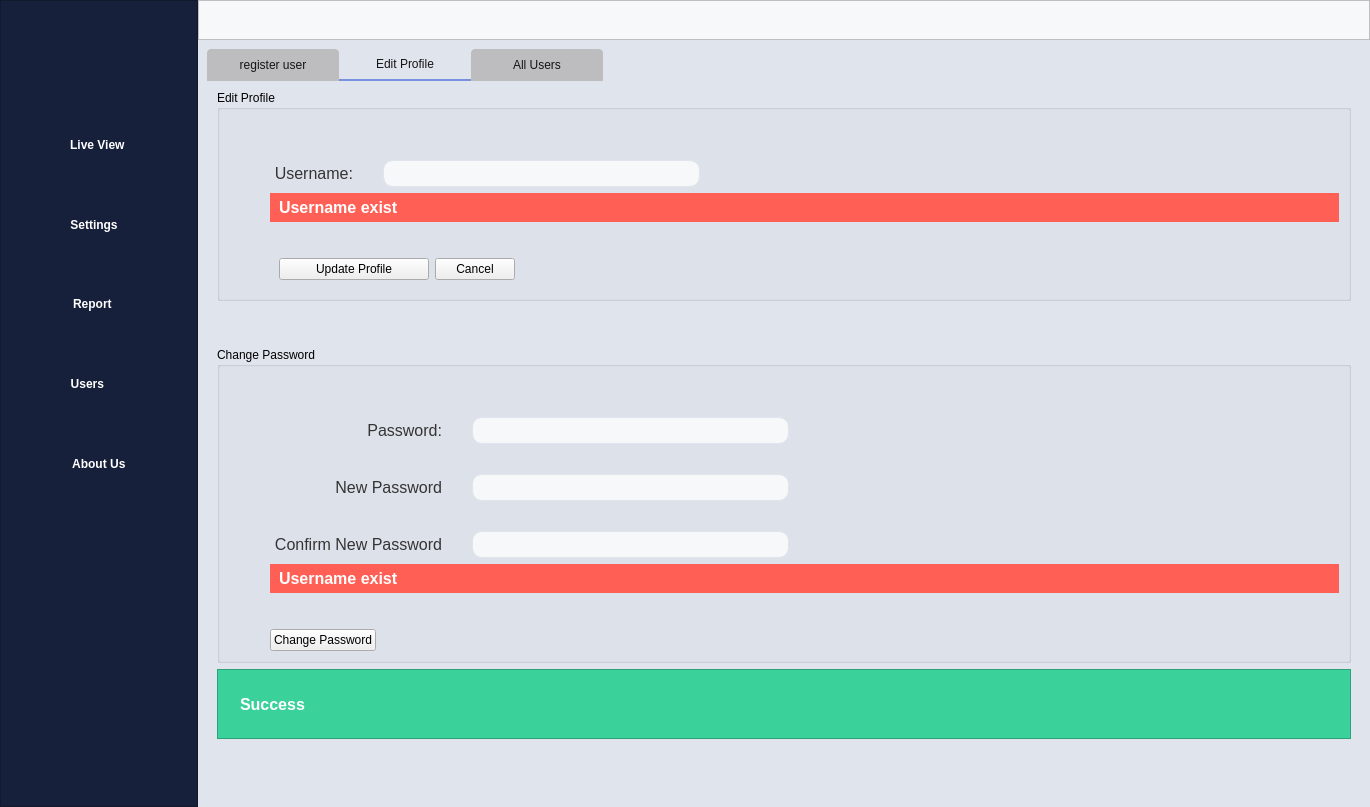
DORSA-co/MSC_Conveyor, file UIFiles/main_UI.ui: the form before one commit.
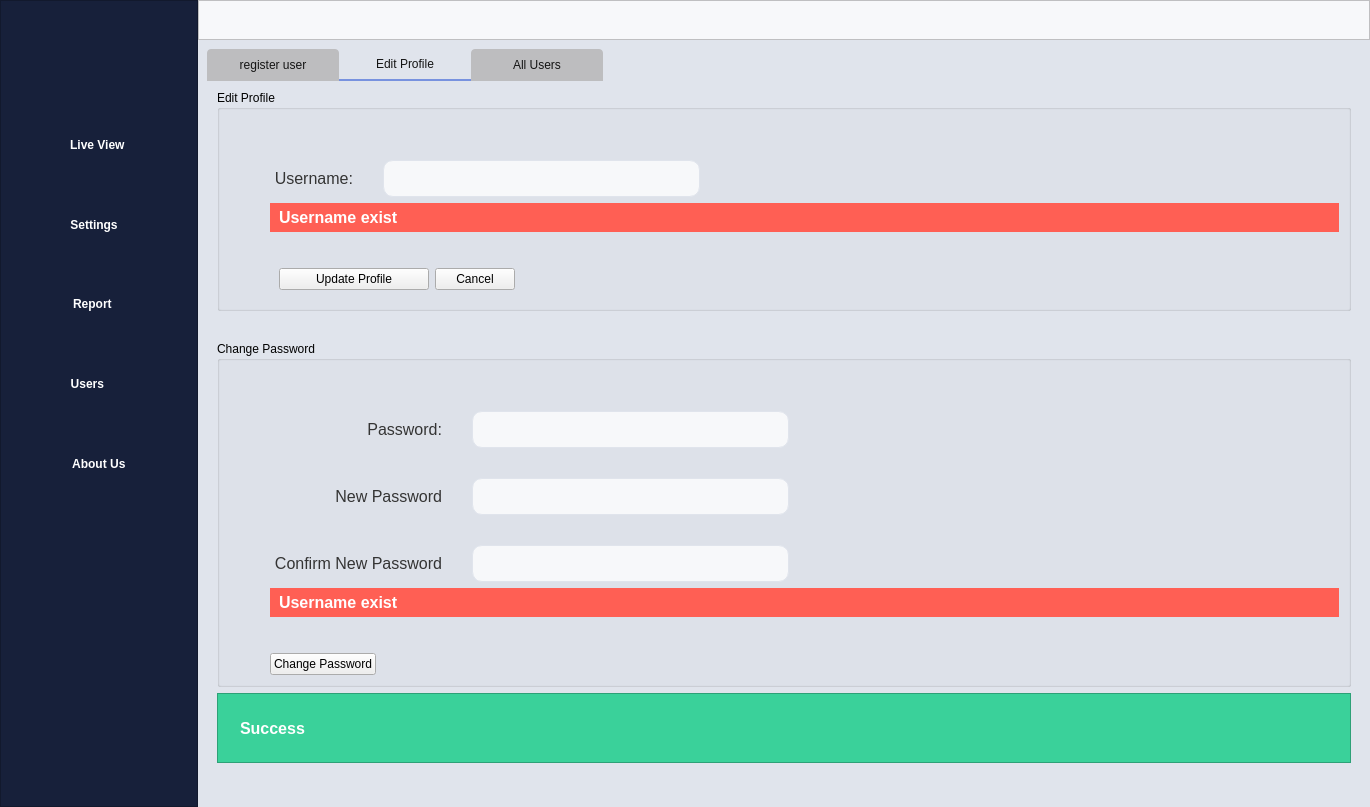
The form after the commit. The open tabs and pages were chosen to show the change. Icons and pictures are not drawn. Custom widgets are drawn as their Qt base class.

The edit to the form file:
```diff
--- a/UIFiles/main_UI.ui
+++ b/UIFiles/main_UI.ui
@@ -33,7 +33,7 @@
 	background-color: #F7F8FA;
 	border-radius: 10px;
 	padding-left: 15px;
-	min-height: 25px;
+	min-height: 35px;
 	min-width: 70px;
 	font-size: 16px;
 }
@@ -226,7 +226,7 @@
 	background-color: #F7F8FA;
 	border-radius: 10px;
 	padding-left: 15px;
-	min-height: 25px;
+	min-height: 35px;
 	min-width: 70px;
 	font-size: 16px;
 }
```
Left out of the diff: 6 changed lines with no effect on the pictures.
